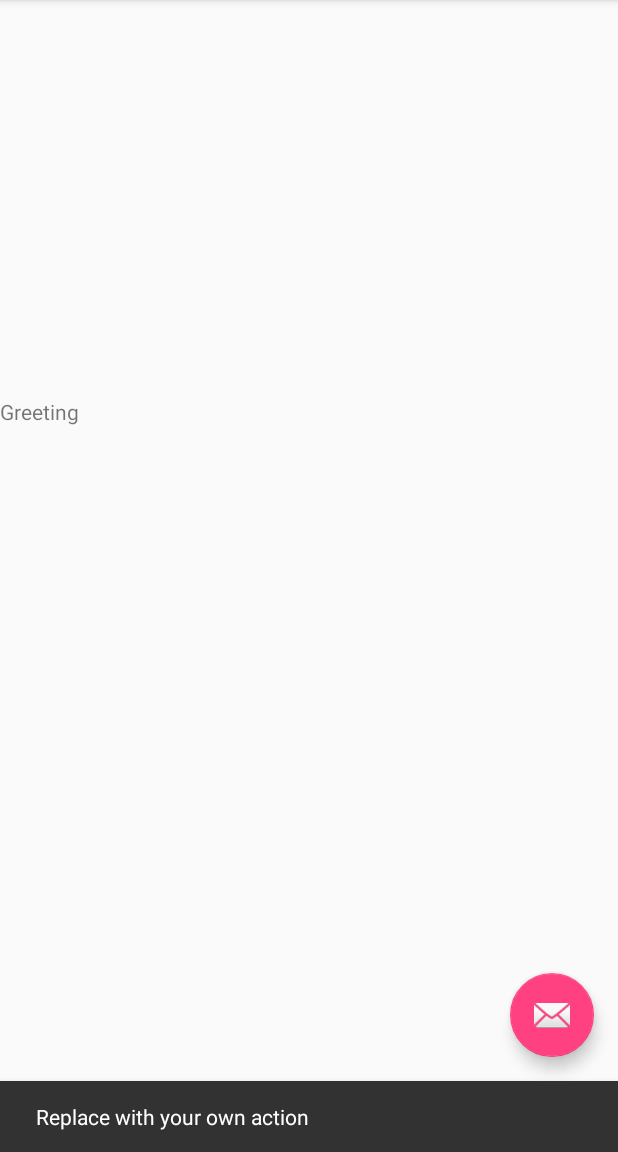
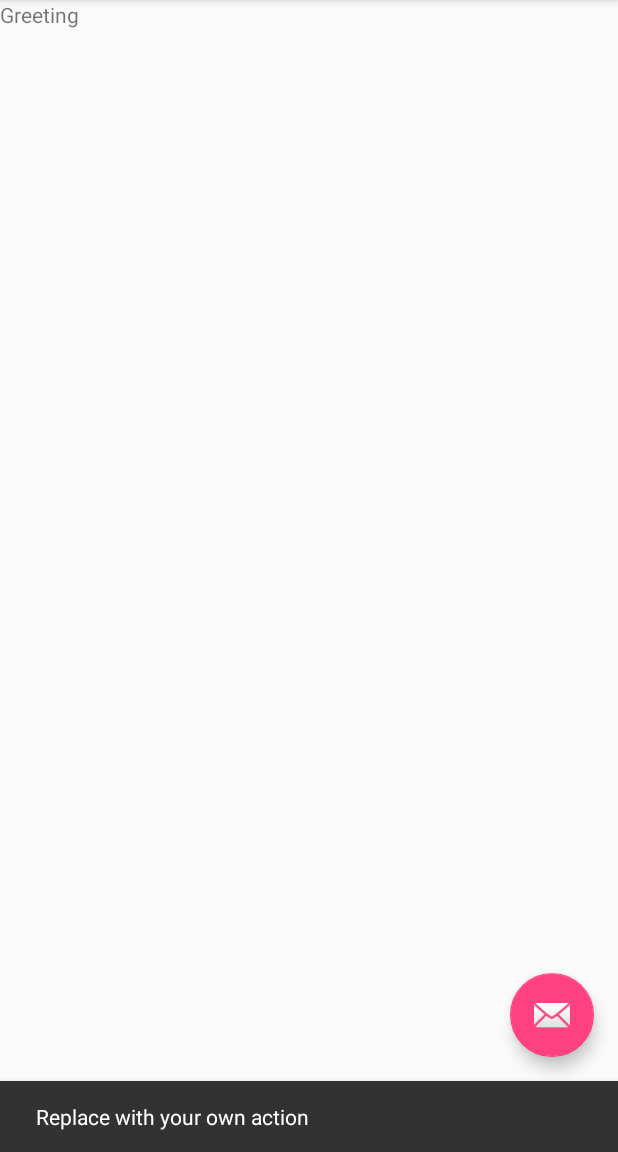
Before and after one commit to fcu-D0409888/Android-HW4, an Android app: the screen it shows after launch (MainActivity), after a tap on an icon or button, on a phone screen of 412 x 824 dp, the part 84-1236 px from its top. Run offline under Robolectric (Android 15) with nearby library versions, the phone set to English and light mode, and no system bars.

Commit message:
hw4-2 (content_main.xml)

```diff
--- a/app/src/main/res/layout/content_main.xml
+++ b/app/src/main/res/layout/content_main.xml
@@ -1,7 +1,8 @@
 <?xml version="1.0" encoding="utf-8"?>
-<android.support.constraint.ConstraintLayout xmlns:android="http://schemas.android.com/apk/res/android"
+<RelativeLayout xmlns:android="http://schemas.android.com/apk/res/android"
     xmlns:app="http://schemas.android.com/apk/res-auto"
     xmlns:tools="http://schemas.android.com/tools"
+    android:id="@+id/content_main"
     android:layout_width="match_parent"
     android:layout_height="match_parent"
     app:layout_behavior="@string/appbar_scrolling_view_behavior"
@@ -9,22 +10,21 @@
     tools:showIn="@layout/activity_main">
 
     <LinearLayout
-        android:layout_width="368dp"
-        android:layout_height="495dp"
         android:orientation="vertical"
-        tools:layout_editor_absoluteX="8dp"
-        app:layout_constraintBottom_toBottomOf="parent"
-        android:layout_marginBottom="8dp">
+        android:layout_width="match_parent"
+        android:layout_height="match_parent"
+        android:layout_alignParentTop="true"
+        android:layout_alignParentStart="true">
 
         <TextView
-            android:id="@+id/textView"
+            android:text="Greeting"
             android:layout_width="match_parent"
             android:layout_height="wrap_content"
-            android:text="Greeting" />
+            android:id="@+id/textView" />
 
         <TextView
-            android:id="@+id/tv_sayHello"
             android:layout_width="match_parent"
-            android:layout_height="wrap_content" />
+            android:layout_height="wrap_content"
+            android:id="@+id/tv_sayHello" />
     </LinearLayout>
-</android.support.constraint.ConstraintLayout>
+</RelativeLayout>
```
